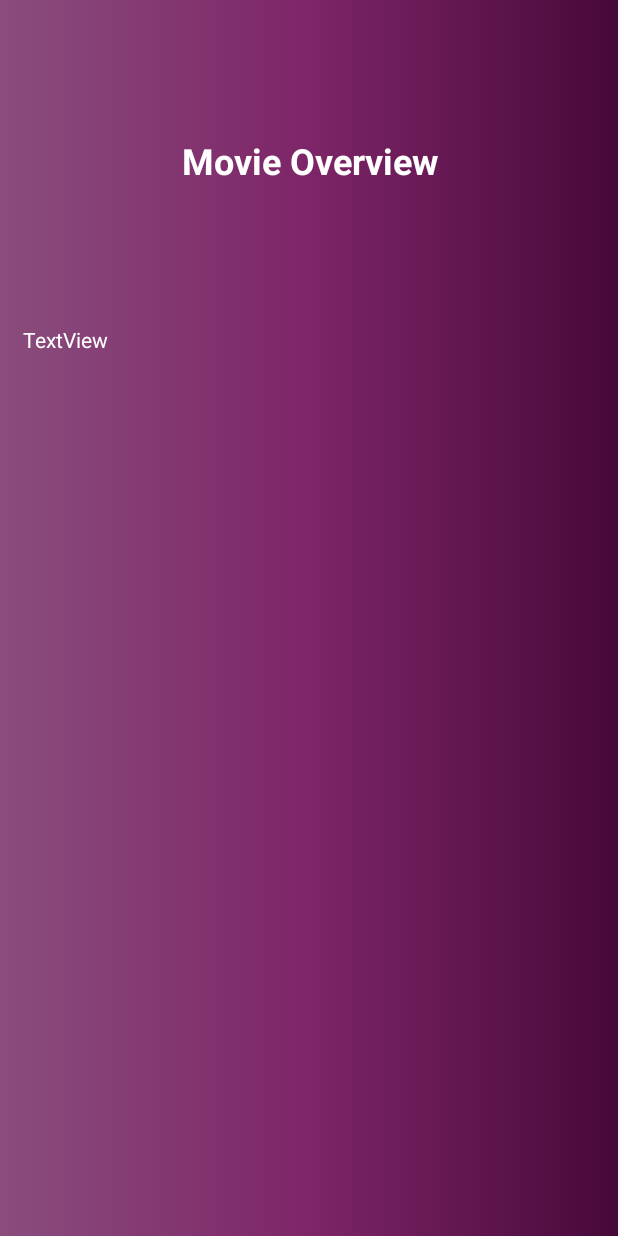
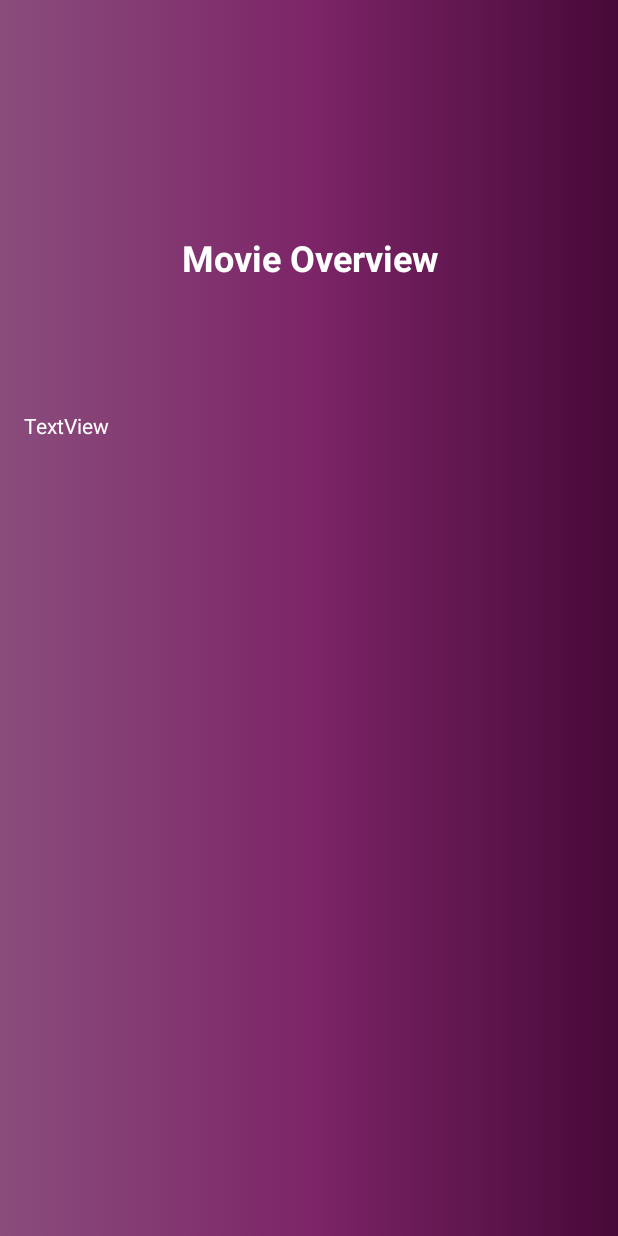
Before and after one commit to Kareem00101/AndroidTeletubbies, an Android app: the layout movie_details.xml on its own in the app's theme, with its tools: preview values and no code run, on a phone screen of 412 x 824 dp. Run offline under Robolectric (Android 15) with nearby library versions, the phone set to English and light mode, and no system bars.

Commit message:
Added click listener on the recycler view items and modified the design.

```diff
--- a/app/src/main/java/com/example/teletubbies_task_4/RecyclerViewMovies.kt
+++ b/app/src/main/java/com/example/teletubbies_task_4/RecyclerViewMovies.kt
@@ -1,5 +1,6 @@
 package com.example.teletubbies_task_4
 
+import android.content.Intent
 import androidx.appcompat.app.AppCompatActivity
 import android.os.Bundle
 import android.widget.Toast
@@ -14,6 +15,7 @@ class RecyclerViewMovies : AppCompatActivity(), MovieRepository.MovieCallBack  {
         setContentView(R.layout.activity_recyclerview_movies)
 
         requestMoviesData("English")
+
 
 
     }
--- a/app/src/main/res/layout/movie_details.xml
+++ b/app/src/main/res/layout/movie_details.xml
@@ -10,14 +10,15 @@
         android:id="@+id/movieOverviewText"
         android:layout_width="409dp"
         android:layout_height="118dp"
-        android:layout_marginBottom="605dp"
+        android:layout_marginTop="150dp"
+        android:layout_marginBottom="15dp"
         android:paddingTop="40dp"
-        tools:text="Movie Overview"
+        android:text="Movie Overview"
         android:textAlignment="center"
         android:textColor="#FFFFFF"
         android:textSize="24sp"
         android:textStyle="bold"
-        app:layout_constraintBottom_toBottomOf="parent"
+        app:layout_constraintBottom_toTopOf="@+id/textView10"
         app:layout_constraintEnd_toEndOf="parent"
         app:layout_constraintStart_toStartOf="parent"
         app:layout_constraintTop_toTopOf="parent" />
@@ -30,10 +31,12 @@
         android:layout_marginTop="25dp"
         android:layout_marginEnd="339dp"
         android:layout_marginBottom="565dp"
-        android:text="TextView"
+        tools:text="TextView"
         android:textColor="#FFFFFF"
         app:layout_constraintBottom_toBottomOf="parent"
         app:layout_constraintEnd_toEndOf="parent"
+        app:layout_constraintHorizontal_bias="1.0"
         app:layout_constraintStart_toStartOf="parent"
-        app:layout_constraintTop_toBottomOf="@+id/movieOverviewText" />
+        app:layout_constraintTop_toBottomOf="@+id/movieOverviewText"
+        app:layout_constraintVertical_bias="0.123" />
 </androidx.constraintlayout.widget.ConstraintLayout>
```
Also changed, not shown: app/src/main/AndroidManifest.xml (+3 -4 lines), app/src/main/java/com/example/teletubbies_task_4/MovieAdapter.kt (+10 -5 lines), app/src/main/java/com/example/teletubbies_task_4/MovieDetailsActivity.kt (added, +11 -0 lines), app/src/main/java/com/example/teletubbies_task_4/NoteViewHolder.kt (+13 -0 lines).
